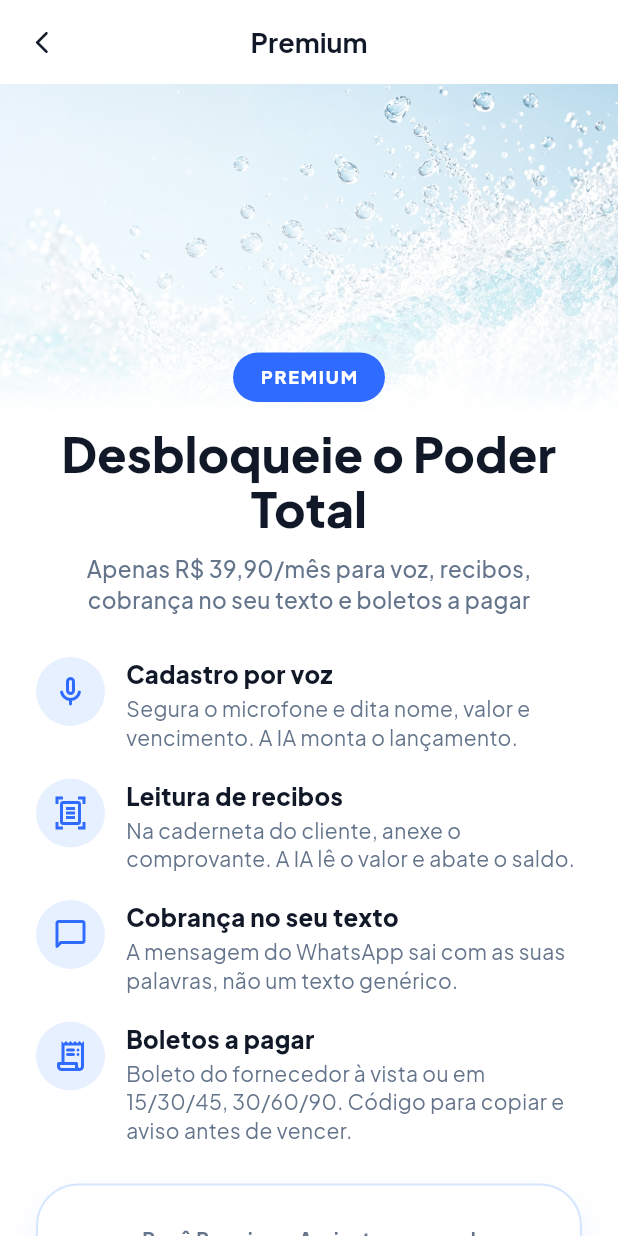
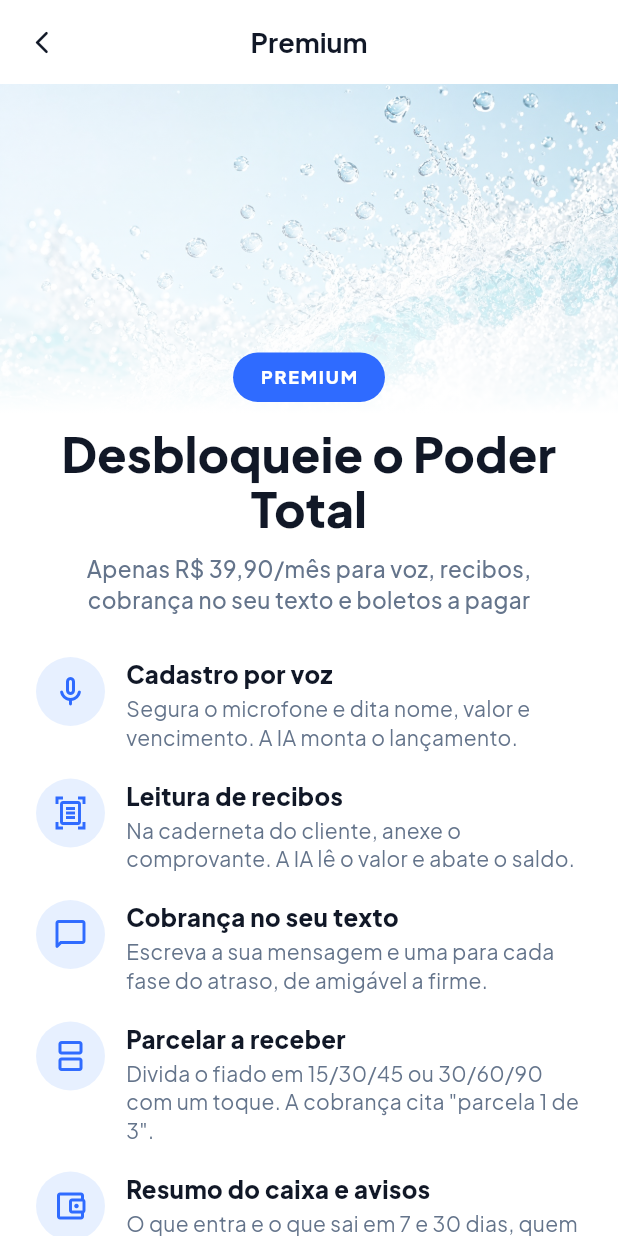
Before and after one commit to kevisoncb/tapago, a Flutter app: the PremiumPage screen opened directly, on a phone screen of 412 x 824 dp. Run offline on Flutter 3.47's test engine with Material 3 defaults, Android fonts, the phone set to English and light mode, and no system bars; our stand-ins replace cloud_firestore, firebase_auth, firebase_core, firebase_crashlytics, flutter_local_notifications, flutter_timezone and 7 more; missing offline and left inert: app_tracking_transparency, appsflyer_sdk, google_mlkit_text_recognition, in_app_purchase_android; accounts and stored records are empty.

Commit message:
Tela Premium lista parcelas, mensagens por atraso, resumo e avisos
Co-Authored-By: Claude Sonnet 5.5 <noreply@anthropic.com>

```diff
--- a/lib/screens/premium_page.dart
+++ b/lib/screens/premium_page.dart
@@ -90,7 +90,19 @@ class _PremiumPageState extends State<PremiumPage> {
                           icon: Icons.chat_bubble_outline_rounded,
                           title: 'Cobrança no seu texto',
                           subtitle:
-                              'A mensagem do WhatsApp sai com as suas palavras, não um texto genérico.',
+                              'Escreva a sua mensagem e uma para cada fase do atraso, de amigável a firme.',
+                        ),
+                        const _Benefit(
+                          icon: Icons.splitscreen_rounded,
+                          title: 'Parcelar a receber',
+                          subtitle:
+                              'Divida o fiado em 15/30/45 ou 30/60/90 com um toque. A cobrança cita "parcela 1 de 3".',
+                        ),
+                        const _Benefit(
+                          icon: Icons.account_balance_wallet_outlined,
+                          title: 'Resumo do caixa e avisos',
+                          subtitle:
+                              'O que entra e o que sai em 7 e 30 dias, quem mais deve e aviso 3 dias antes de vencer.',
                         ),
                         const _Benefit(
                           icon: Icons.receipt_long_rounded,
```
